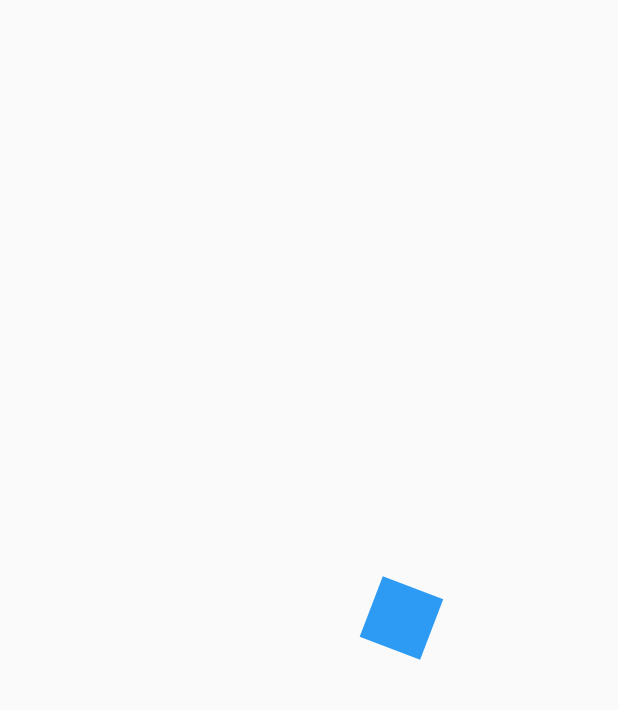
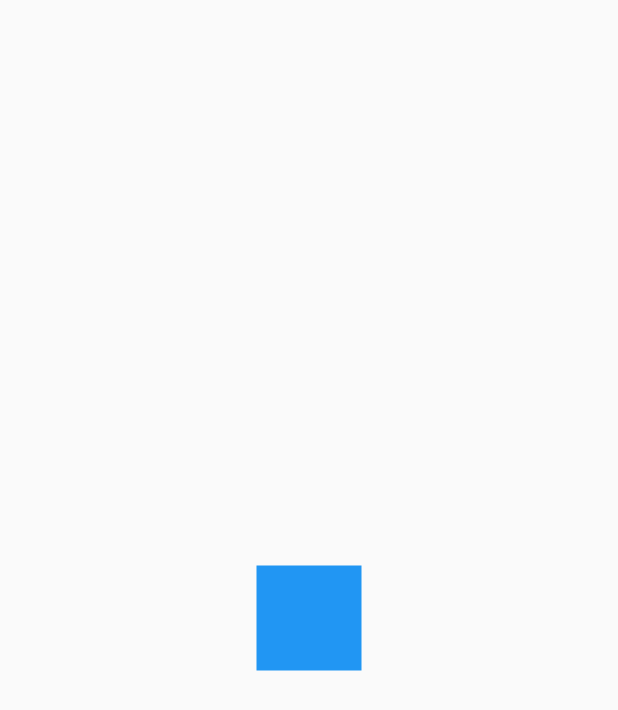
Before and after one commit to michaelrondon27/curso_flutter_ui, a Flutter app: the first screen one second after launch, on a phone screen of 412 x 824 dp. Shown: the top 710 px of the screen. Run offline on Flutter 3.47's test engine with Material 2 defaults, Android fonts, the phone set to English and light mode, and no system bars.

Commit message:
38. Inicio de un nuevo reto

```diff
--- a/animaciones/lib/main.dart
+++ b/animaciones/lib/main.dart
@@ -1,6 +1,7 @@
 import 'package:flutter/material.dart';
 
 import 'src/pages/animaciones_page.dart';
+import 'src/retos/cuadrado_animado_page.dart';
 
 void main() => runApp(MyApp());
 
@@ -10,7 +11,7 @@ class MyApp extends StatelessWidget {
     return MaterialApp(
       debugShowCheckedModeBanner: false,
       title: 'Animaciones App',
-      home: AnimacionesPage(),
+      home: CuadradoAnimadoPage(),
     );
   }
 }
--- /dev/null
+++ b/animaciones/lib/src/retos/cuadrado_animado_page.dart
@@ -0,0 +1,65 @@
+import 'package:flutter/material.dart';
+import 'package:flutter/src/widgets/framework.dart';
+
+class CuadradoAnimadoPage extends StatelessWidget {
+
+  @override
+  Widget build(BuildContext context) {
+
+    return Scaffold(
+        body: Center(
+          child: _CuadradoAnimado()
+        ),
+    );
+
+  }
+
+}
+
+class _CuadradoAnimado extends StatefulWidget {
+
+  @override
+  __CuadradoAnimadoState createState() => __CuadradoAnimadoState();
+
+}
+
+class __CuadradoAnimadoState extends State<_CuadradoAnimado> {
+
+  AnimationController controller;
+
+  @override
+  void initState() {
+    super.initState();
+  }
+
+  @override
+  void dispose() {
+    controller.dispose();
+    super.dispose();
+  }
+
+  @override
+  Widget build(BuildContext context) {
+
+    return _Rectangulo();
+
+  }
+
+}
+
+class _Rectangulo extends StatelessWidget {
+
+  @override
+  Widget build(BuildContext context) {
+
+    return Container(
+      width: 70,
+      height: 70,
+      decoration: BoxDecoration(
+        color: Colors.blue
+      )
+    );
+
+  }
+
+}
```
